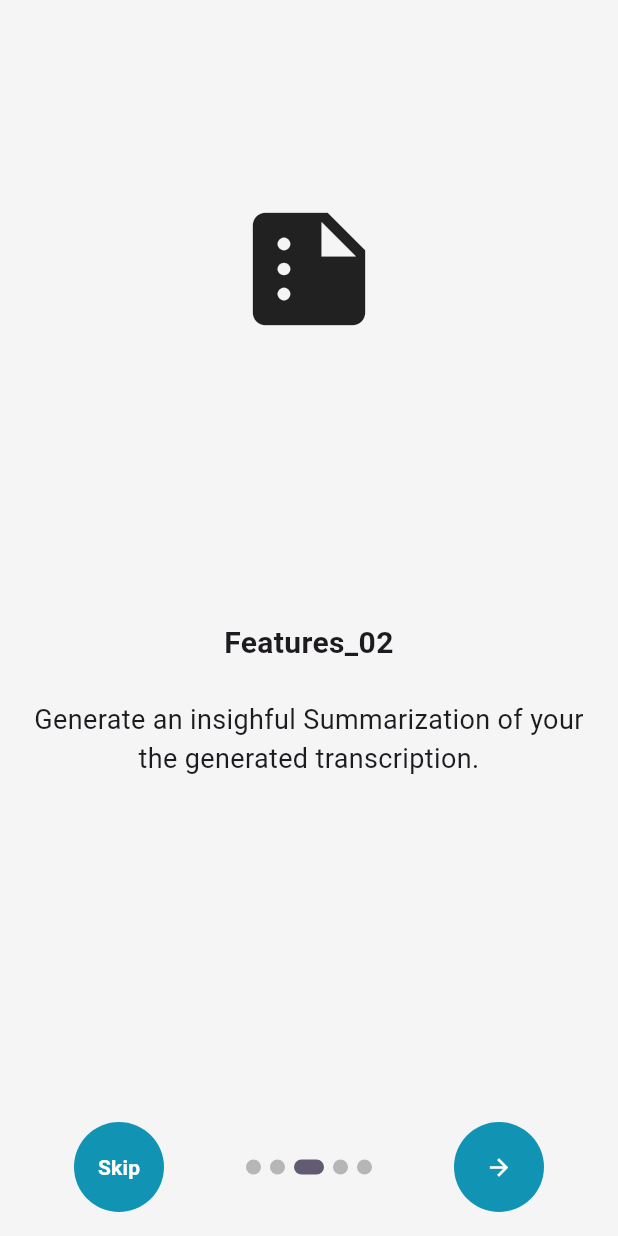
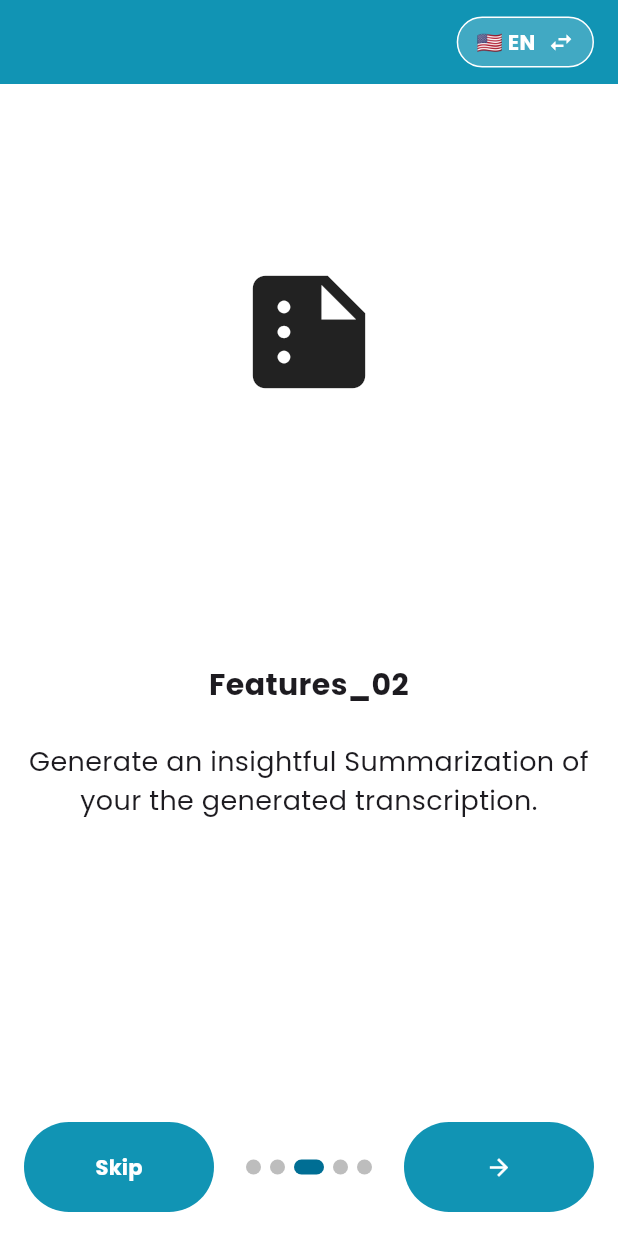
Before and after one commit to Sophavisnuka/Smean-Mobile-App, a Flutter app: the screen it shows after launch, swiped to page 3, on a phone screen of 412 x 824 dp. Run offline on Flutter 3.47's test engine with Material 3 defaults, Android fonts, the phone set to English and light mode, and no system bars; drawn by our look-alikes of introduction_screen; our stand-ins replace device_preview, google_fonts, lottie, shared_preferences; project files that could hold a hidden picture were left out.

Commit message:
feat: implement language switching and update UI components

```diff
--- /dev/null
+++ b/lib/constants/app_colors.dart
@@ -0,0 +1,15 @@
+import 'package:flutter/material.dart';
+
+class AppColors {
+  static const Color primary = Color(0xFF1194b4);
+  static const Color secondary = Color(0xFF006e94);
+  static const Color contrast = Colors.white;
+  static const Color additional = Colors.black;
+
+  // Gradient
+  static const LinearGradient primaryGradient = LinearGradient(
+    colors: [primary, secondary],
+    begin: Alignment.topLeft,
+    end: Alignment.bottomRight,
+  );
+}
--- a/lib/main.dart
+++ b/lib/main.dart
@@ -1,36 +1,63 @@
 import 'package:flutter/material.dart';
 import 'package:device_preview/device_preview.dart';
-import 'package:smean_mobile_app/theme/app_colors.dart';
+import 'package:google_fonts/google_fonts.dart';
+import 'package:provider/provider.dart';
+import 'package:smean_mobile_app/constants/app_colors.dart';
+import 'package:smean_mobile_app/providers/language_provider.dart';
 import 'ui/welcome_screen.dart';
 
 void main() {
   runApp(
-    DevicePreview(
-      builder: (context) => MyApp()
-    )
+    ChangeNotifierProvider(
+      create: (context) => LanguageProvider(),
+      child: DevicePreview(builder: (context) => SmeanApp()),
+    ),
   );
 }
 
-class MyApp extends StatelessWidget {
-  const MyApp({super.key});
+class SmeanApp extends StatelessWidget {
+  const SmeanApp({super.key});
 
   @override
   Widget build(BuildContext context) {
+    final languageProvider = Provider.of<LanguageProvider>(context);
+
+    final isKhmer = languageProvider.currentLocale.languageCode == 'km';
+    final currentTextTheme = isKhmer
+        ? GoogleFonts.kantumruyProTextTheme(Theme.of(context).textTheme)
+        : GoogleFonts.poppinsTextTheme(Theme.of(context).textTheme);
+
     return MaterialApp(
+      title: "SMEAN",
       debugShowCheckedModeBanner: false,
+      locale: languageProvider.currentLocale,
       theme: ThemeData(
         useMaterial3: true,
-        scaffoldBackgroundColor: AppColors.backgroundColor,
-        appBarTheme: AppBarTheme(
-          backgroundColor: AppColors.backgroundColor,
-          foregroundColor: AppColors.primaryColor,
+
+        // 1. Set the Color Scheme
+        colorScheme: ColorScheme.fromSeed(
+          seedColor: AppColors.primary,
+          primary: AppColors.primary,
+          secondary: AppColors.secondary,
+          surface: Colors.white,
         ),
+
+        scaffoldBackgroundColor: AppColors.contrast,
+
+        appBarTheme: const AppBarTheme(
+          backgroundColor: AppColors.primary,
+          foregroundColor: AppColors.contrast,
+        ),
+
         floatingActionButtonTheme: FloatingActionButtonThemeData(
-          backgroundColor: AppColors.primaryColor,
-          foregroundColor: Colors.white
-        )
+          backgroundColor: AppColors.primary,
+          foregroundColor: Colors.white,
+        ),
+
+        // 2. Set Default Font (Poppins for English, Kantumruy Pro for Khmer)
+        textTheme: currentTextTheme,
       ),
-      home: WelcomeScreen()
+      home: WelcomeScreen(),
     );
   }
 }
--- a/lib/theme/app_colors.dart
+++ /dev/null
@@ -1,10 +0,0 @@
-import 'package:flutter/material.dart';
-
-class AppColors {
-  static const Color primaryColor = Color(0xFF1194B4);
-  static const Color secondaryColor = Color(0xFF006E94);
-  static const Color backgroundColor = Color(0xFFF5F5F5);
-  static const Color darkBackgroundColor = Color(0xFF000000);
-  static const Color textColorWhite = Color(0xFFF5F5F5);
-  static const Color textColorBlack = Color(0xFF000000);
-}
--- a/lib/ui/intro_screen.dart
+++ b/lib/ui/intro_screen.dart
@@ -1,52 +1,67 @@
 import 'package:flutter/material.dart';
 import 'package:introduction_screen/introduction_screen.dart';
+import 'package:provider/provider.dart';
+import 'package:smean_mobile_app/providers/language_provider.dart';
 import 'package:smean_mobile_app/ui/home_screen.dart';
+import 'package:smean_mobile_app/widgets/language_switcher_button.dart';
 
 class IntroScreen extends StatelessWidget {
   const IntroScreen({super.key});
 
-  List<PageViewModel> get listPagesViewModel => [
+  List<PageViewModel> _getListPagesViewModel(bool isKhmer) => [
     PageViewModel(
-      title: "Welcome",
-      body: "Welcome to SMEAN Mobile App",
+      title: isKhmer ? "ស្វាគមន៍" : "Welcome",
+      body: isKhmer ? "សូមស្វាគមន៍មកកាន់កម្មវិធី SMEAN Mobile App" : "Welcome to SMEAN Mobile App",
       image: const Center(child: Icon(Icons.record_voice_over, size: 100.0)),
     ),
     PageViewModel(
-      title: "Features_01",
-      body: "SMEAN Convert Your Khmer Speech to Text Within Seconds.",
+      title: isKhmer ? "លក្ខណៈពិសេស_01" : "Features_01",
+      body: isKhmer ? "SMEAN បម្លែងសំឡេងខ្មែររបស់អ្នកទៅជាអត្ថបទក្នុងរយៈពេលវេលាខ្លី។" : "SMEAN Convert Your Khmer Speech to Text Within Seconds.",
       image: const Center(child: Icon(Icons.text_fields_outlined, size: 100.0)),
     ),
     PageViewModel(
-      title: "Features_02",
-      body:
-          "Generate an insighful Summarization of your the generated transcription.",
+      title: isKhmer ? "លក្ខណៈពិសេស_02" : "Features_02",
+      body: isKhmer
+        ? "បង្កើតសេចក្តីសង្ខេបដែលមានអត្ថន័យពីការបកប្រែដែលបានបង្កើត។"
+        : "Generate an insightful Summarization of your the generated transcription.",
       image: const Center(child: Icon(Icons.summarize, size: 100.0)),
     ),
     PageViewModel(
-      title: "Features_03",
-      body:
-          "Provided a Live Transcription feature to generate you voice Instantly.",
+      title: isKhmer ? "លក្ខណៈពិសេស_03" : "Features_03",
+      body: isKhmer
+        ? "ផ្តល់ជូនមុខងារ Live Transcription ដើម្បីបង្កើតសំឡេងរបស់អ្នកភ្លាមៗ។"
+        : "Provided a Live Transcription feature to generate you voice Instantly.",
       image: const Center(child: Icon(Icons.voice_chat, size: 100.0)),
     ),
     PageViewModel(
-      title: "Get Started",
-      body: "Begin your wonderful journey with SMEAN!",
+      title: isKhmer ? "ចាប់ផ្តើម" : "Get Started",
+      body: isKhmer ? "ចាប់ផ្តើមដំណើរដ៏អស្ចារ្យរបស់អ្នកជាមួយ SMEAN!" : "Begin your wonderful journey with SMEAN!",
       image: const Center(child: Icon(Icons.rocket_launch, size: 100.0)),
     ),
   ];
 
   @override
   Widget build(BuildContext context) {
+    final languageProvider = Provider.of<LanguageProvider>(context);
+    final isKhmer = languageProvider.currentLocale.languageCode == 'km';
     return Scaffold(
+      appBar: AppBar(
+        actions: [
+          Padding(
+            padding: EdgeInsets.only(right: 16.0),
+            child: LanguageSwitcherButton()
+          ),
+        ],
+      ),
       body: IntroductionScreen(
-        pages: listPagesViewModel,
+        pages: _getListPagesViewModel(isKhmer),
         showNextButton: true,
         showSkipButton: true,
         freeze: false,
         allowImplicitScrolling: true,
         next: const Icon(Icons.arrow_forward),
-        skip: const Text("Skip", style: TextStyle(fontWeight: FontWeight.w700)),
-        done: const Text("Done", style: TextStyle(fontWeight: FontWeight.w700)),
+        skip: Text(isKhmer ? "រំលង" : "Skip", style: const TextStyle(fontWeight: FontWeight.w700)),
+        done: Text(isKhmer ? "បញ្ចប់" : "Done", style: const TextStyle(fontWeight: FontWeight.w700)),
         onDone: () {
           Navigator.of(context).pushReplacement(
             MaterialPageRoute(builder: (context) => HomeScreen()),
@@ -58,7 +73,9 @@ class IntroScreen extends StatelessWidget {
           );
         },
         baseBtnStyle: TextButton.styleFrom(
-          shape: const CircleBorder(),
+          shape: const RoundedRectangleBorder(
+            borderRadius: BorderRadius.all(Radius.circular(100.0)),
+          ),
           fixedSize: const Size(60.0, 60.0),
           backgroundColor: const Color(0xFF1194b4),
         ),
--- /dev/null
+++ b/lib/widgets/language_switcher_button.dart
@@ -0,0 +1,41 @@
+import 'package:flutter/material.dart';
+import 'package:provider/provider.dart';
+import '../providers/language_provider.dart';
+
+class LanguageSwitcherButton extends StatelessWidget {
+  const LanguageSwitcherButton({super.key});
+
+  @override
+  Widget build(BuildContext context) {
+    // Listen to the provider to know current state
+    final languageProvider = Provider.of<LanguageProvider>(context);
+    final isEnglish = languageProvider.currentLocale.languageCode == 'en';
+
+    return InkWell(
+      onTap: () {
+        // Call the toggle function
+        languageProvider.toggleLanguage();
+      },
+      child: Container(
+        padding: const EdgeInsets.symmetric(horizontal: 12, vertical: 6),
+        decoration: BoxDecoration(
+          color: Colors.white.withOpacity(0.2), // Glass effect
+          borderRadius: BorderRadius.circular(20),
+          border: Border.all(color: Colors.white, width: 1),
+        ),
+        child: Row(
+          mainAxisSize: MainAxisSize.min,
+          children: [
+            // Flag or Text Icon
+            Text(
+              isEnglish ? "🇺🇸 EN" : "🇰🇭 KH",
+              style: const TextStyle(color: Colors.white, fontWeight: FontWeight.bold),
+            ),
+            const SizedBox(width: 8),
+            const Icon(Icons.swap_horiz, color: Colors.white, size: 18),
+          ],
+        ),
+      ),
+    );
+  }
+}
--- a/pubspec.yaml
+++ b/pubspec.yaml
@@ -30,6 +30,7 @@ environment:
 dependencies:
   flutter:
     sdk: flutter
+  google_fonts: ^6.3.3
   uuid: ^4.5.2
   device_preview: ^1.3.1
   lottie: ^3.1.0
@@ -38,6 +39,8 @@ dependencies:
   # The following adds the Cupertino Icons font to your application.
   # Use with the CupertinoIcons class for iOS style icons.
   cupertino_icons: ^1.0.8
+  provider: ^6.1.5+1
+  shared_preferences: ^2.5.4
 
 dev_dependencies:
   flutter_test:
```
Also changed, not shown: lib/providers/language_provider.dart (added, +38 -0 lines), lib/ui/home_screen.dart (+19 -2 lines), pubspec.lock, 5 other files.
